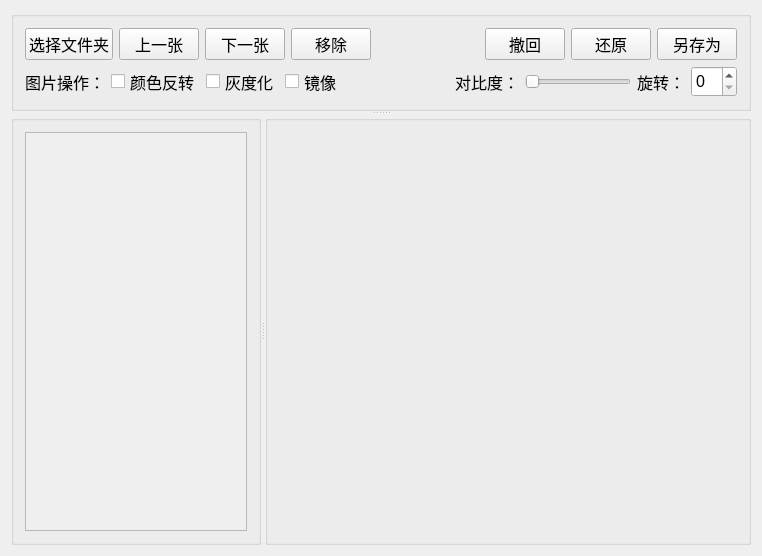
First picture: the form in main/ImageViewer.ui, repository TurtleOvOb/ImageViewer, before the edit.
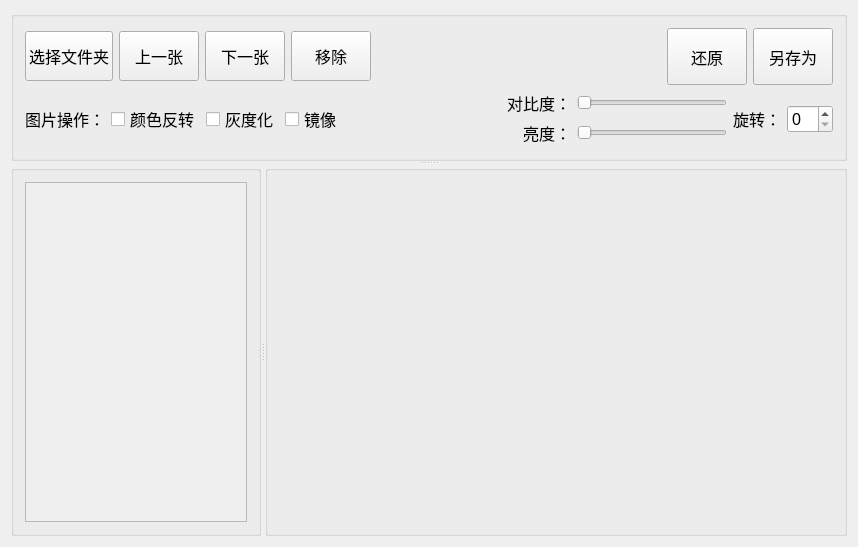
Second picture: the form after the edit.

Commit message: view更新逻辑重构，新增对比度、亮度，旋转功能，UI逻辑优化，UI布局优化

Diff of the .ui file:
```diff
--- a/main/ImageViewer.ui
+++ b/main/ImageViewer.ui
@@ -6,8 +6,8 @@
    <rect>
     <x>0</x>
     <y>0</y>
-    <width>762</width>
-    <height>556</height>
+    <width>858</width>
+    <height>547</height>
    </rect>
   </property>
   <property name="windowTitle">
@@ -29,7 +29,7 @@
       <property name="maximumSize">
        <size>
         <width>16777215</width>
-        <height>100</height>
+        <height>150</height>
        </size>
       </property>
       <property name="title">
@@ -171,24 +171,6 @@
            </property>
           </spacer>
          </item>
-         <item>
-          <widget class="QPushButton" name="btnWithdraw">
-           <property name="sizePolicy">
-            <sizepolicy hsizetype="Minimum" vsizetype="Expanding">
-             <horstretch>0</horstretch>
-             <verstretch>0</verstretch>
-            </sizepolicy>
-           </property>
-           <property name="font">
-            <font>
-             <pointsize>12</pointsize>
-            </font>
-           </property>
-           <property name="text">
-            <string>撤回</string>
-           </property>
-          </widget>
-         </item>
          <item>
           <widget class="QPushButton" name="btnRestore">
            <property name="sizePolicy">
@@ -315,7 +297,17 @@
           </spacer>
          </item>
          <item>
+          <layout class="QVBoxLayout" name="verticalLayout_5">
+           <item>
+            <layout class="QHBoxLayout" name="horizontalLayout_2">
+             <item>
           <widget class="QLabel" name="label_contrast">
+               <property name="sizePolicy">
+                <sizepolicy hsizetype="Preferred" vsizetype="Preferred">
+                 <horstretch>0</horstretch>
+                 <verstretch>0</verstretch>
+                </sizepolicy>
+               </property>
            <property name="font">
             <font>
              <pointsize>12</pointsize>
@@ -324,14 +316,77 @@
            <property name="text">
             <string>对比度：</string>
            </property>
+               <property name="alignment">
+                <set>Qt::AlignmentFlag::AlignRight|Qt::AlignmentFlag::AlignTrailing|Qt::AlignmentFlag::AlignVCenter</set>
+               </property>
           </widget>
          </item>
          <item>
           <widget class="QSlider" name="contrastSlider">
+               <property name="sizePolicy">
+                <sizepolicy hsizetype="Fixed" vsizetype="Fixed">
+                 <horstretch>0</horstretch>
+                 <verstretch>0</verstretch>
+                </sizepolicy>
+               </property>
+               <property name="minimumSize">
+                <size>
+                 <width>150</width>
+                 <height>0</height>
+                </size>
+               </property>
            <property name="orientation">
             <enum>Qt::Orientation::Horizontal</enum>
            </property>
           </widget>
+             </item>
+            </layout>
+           </item>
+           <item>
+            <layout class="QHBoxLayout" name="horizontalLayout_3">
+             <item>
+              <widget class="QLabel" name="label_ligtness">
+               <property name="sizePolicy">
+                <sizepolicy hsizetype="Preferred" vsizetype="Preferred">
+                 <horstretch>0</horstretch>
+                 <verstretch>0</verstretch>
+                </sizepolicy>
+               </property>
+               <property name="font">
+                <font>
+                 <pointsize>12</pointsize>
+                </font>
+               </property>
+               <property name="text">
+                <string>亮度：</string>
+               </property>
+               <property name="alignment">
+                <set>Qt::AlignmentFlag::AlignRight|Qt::AlignmentFlag::AlignTrailing|Qt::AlignmentFlag::AlignVCenter</set>
+               </property>
+              </widget>
+             </item>
+             <item>
+              <widget class="QSlider" name="lightnessSlider">
+               <property name="sizePolicy">
+                <sizepolicy hsizetype="Fixed" vsizetype="Fixed">
+                 <horstretch>0</horstretch>
+                 <verstretch>0</verstretch>
+                </sizepolicy>
+               </property>
+               <property name="minimumSize">
+                <size>
+                 <width>150</width>
+                 <height>0</height>
+                </size>
+               </property>
+               <property name="orientation">
+                <enum>Qt::Orientation::Horizontal</enum>
+               </property>
+              </widget>
+             </item>
+            </layout>
+           </item>
+          </layout>
          </item>
          <item>
           <widget class="QLabel" name="label_rotation">
@@ -348,7 +403,7 @@
          <item>
           <widget class="QSpinBox" name="spinBox_rotation">
            <property name="sizePolicy">
-            <sizepolicy hsizetype="Minimum" vsizetype="Expanding">
+            <sizepolicy hsizetype="Minimum" vsizetype="Fixed">
              <horstretch>0</horstretch>
              <verstretch>0</verstretch>
             </sizepolicy>
@@ -405,7 +460,7 @@
              <x>0</x>
              <y>0</y>
              <width>224</width>
-             <height>405</height>
+             <height>346</height>
             </rect>
            </property>
            <property name="sizePolicy">
@@ -418,8 +473,8 @@
             <property name="topMargin">
              <number>0</number>
             </property>
-            <property name="horizontalSpacing">
-             <number>5</number>
+            <property name="spacing">
+             <number>4</number>
             </property>
            </layout>
           </widget>
```
Lines whose indentation alone changed are shown as unchanged. The commit also changes 7 other files.
